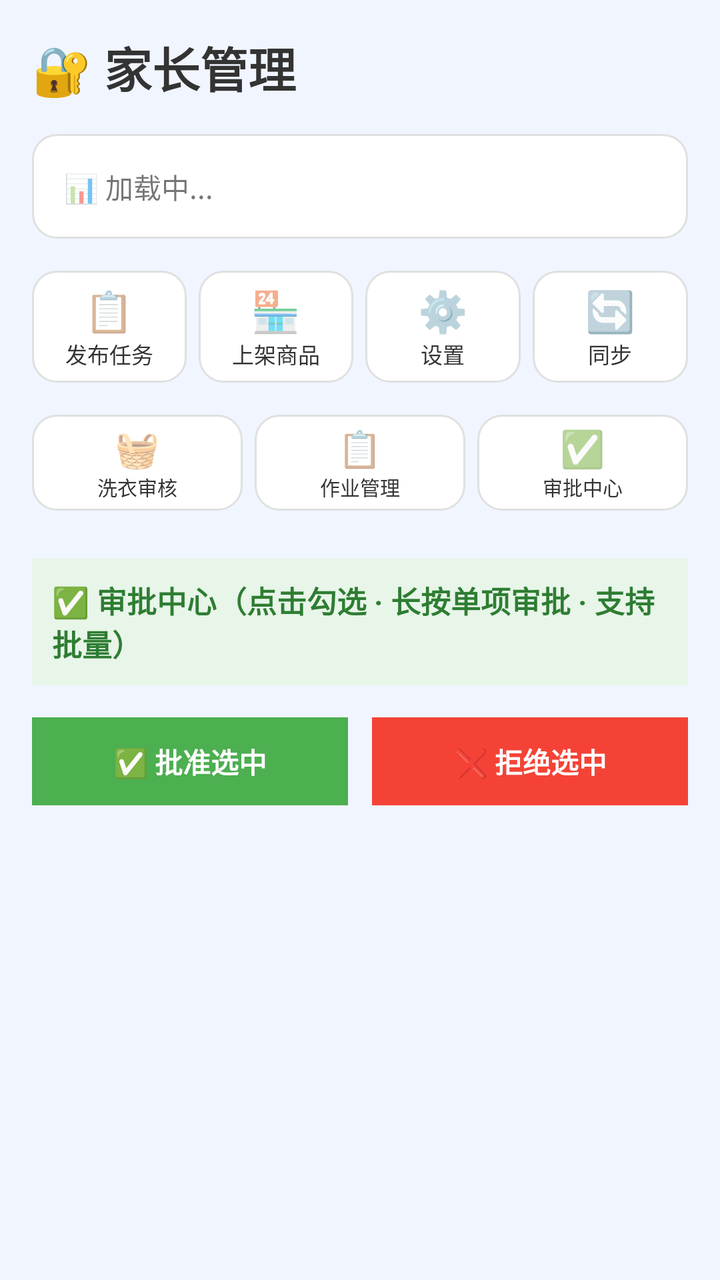
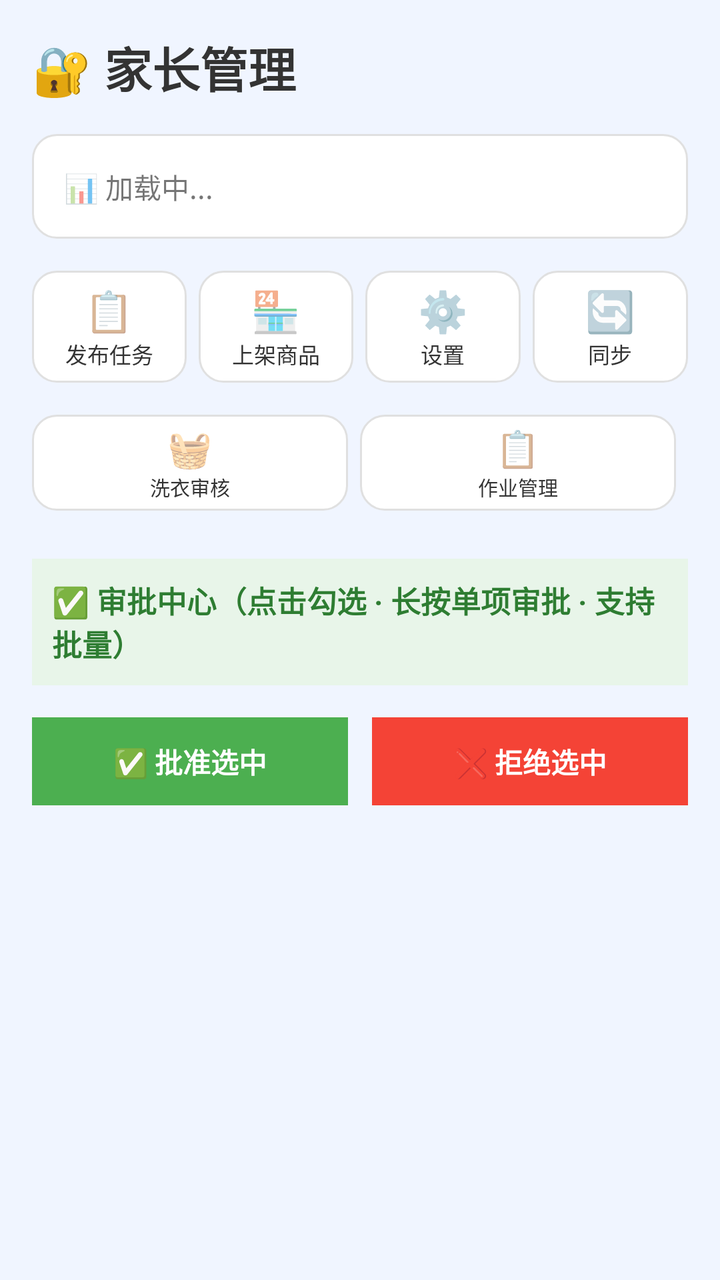

Before-and-after screenshots of an Android layout around one commit, followed by the original layout XML and the change that was made.
<!-- AndroidManifest.xml: activity theme Theme.HabitTracker.Parent -->
<!-- res/layout/activity_parent.xml -->
<?xml version="1.0" encoding="utf-8"?>
<androidx.core.widget.NestedScrollView xmlns:android="http://schemas.android.com/apk/res/android"
    android:layout_width="match_parent"
    android:layout_height="match_parent"
    android:background="@color/background_parent">

    <LinearLayout
        android:layout_width="match_parent"
        android:layout_height="wrap_content"
        android:orientation="vertical"
        android:padding="16dp">

    <TextView
        android:layout_width="wrap_content"
        android:layout_height="wrap_content"
        android:text="🔐 家长管理"
        android:textSize="24sp"
        android:textColor="@color/text_primary"
        android:textStyle="bold"
        android:layout_marginBottom="16dp" />

    
    <TextView
        android:id="@+id/tv_parent_stats"
        android:layout_width="match_parent"
        android:layout_height="wrap_content"
        android:padding="16dp"
        android:background="@drawable/card_background"
        android:text="📊 加载中..."
        android:textSize="14sp"
        android:lineSpacingExtra="4dp"
        android:layout_marginBottom="16dp" />

    
    <LinearLayout
        android:layout_width="match_parent"
        android:layout_height="wrap_content"
        android:orientation="horizontal"
        android:gravity="center"
        android:layout_marginBottom="16dp">

        <LinearLayout
            android:id="@+id/btn_add_task"
            android:layout_width="0dp"
            android:layout_height="56dp"
            android:layout_weight="1"
            android:layout_marginEnd="6dp"
            android:gravity="center"
            android:orientation="vertical"
            android:background="@drawable/card_background"
            android:clickable="true"
            android:focusable="true"
            android:foreground="?attr/selectableItemBackground">

            <TextView
                android:layout_width="wrap_content"
                android:layout_height="wrap_content"
                android:text="📋"
                android:textSize="20sp" />

            <TextView
                android:layout_width="wrap_content"
                android:layout_height="wrap_content"
                android:text="发布任务"
                android:textSize="11sp"
                android:textColor="@color/text_primary" />
        </LinearLayout>

        <LinearLayout
            android:id="@+id/btn_add_shop_item"
            android:layout_width="0dp"
            android:layout_height="56dp"
            android:layout_weight="1"
            android:layout_marginEnd="6dp"
            android:gravity="center"
            android:orientation="vertical"
            android:background="@drawable/card_background"
            android:clickable="true"
            android:focusable="true"
            android:foreground="?attr/selectableItemBackground">

            <TextView
                android:layout_width="wrap_content"
                android:layout_height="wrap_content"
                android:text="🏪"
                android:textSize="20sp" />

            <TextView
                android:layout_width="wrap_content"
                android:layout_height="wrap_content"
                android:text="上架商品"
                android:textSize="11sp"
                android:textColor="@color/text_primary" />
        </LinearLayout>

        <LinearLayout
            android:id="@+id/btn_settings"
            android:layout_width="0dp"
            android:layout_height="56dp"
            android:layout_weight="1"
            android:layout_marginEnd="6dp"
            android:gravity="center"
            android:orientation="vertical"
            android:background="@drawable/card_background"
            android:clickable="true"
            android:focusable="true"
            android:foreground="?attr/selectableItemBackground">

            <TextView
                android:layout_width="wrap_content"
                android:layout_height="wrap_content"
                android:text="⚙️"
                android:textSize="20sp" />

            <TextView
                android:layout_width="wrap_content"
                android:layout_height="wrap_content"
                android:text="设置"
                android:textSize="11sp"
                android:textColor="@color/text_primary" />
        </LinearLayout>

        <LinearLayout
            android:id="@+id/btn_sync"
            android:layout_width="0dp"
            android:layout_height="56dp"
            android:layout_weight="1"
            android:gravity="center"
            android:orientation="vertical"
            android:background="@drawable/card_background"
            android:clickable="true"
            android:focusable="true"
            android:foreground="?attr/selectableItemBackground">

            <TextView
                android:layout_width="wrap_content"
                android:layout_height="wrap_content"
                android:text="🔄"
                android:textSize="20sp" />

            <TextView
                android:layout_width="wrap_content"
                android:layout_height="wrap_content"
                android:text="同步"
                android:textSize="11sp"
                android:textColor="@color/text_primary" />
        </LinearLayout>
    </LinearLayout>

    
    <LinearLayout
        android:layout_width="match_parent"
        android:layout_height="wrap_content"
        android:orientation="horizontal"
        android:gravity="center"
        android:layout_marginBottom="16dp">
        <LinearLayout
            android:id="@+id/btn_laundry_review"
            android:layout_width="0dp"
            android:layout_height="48dp"
            android:layout_weight="1"
            android:layout_marginEnd="6dp"
            android:gravity="center"
            android:orientation="vertical"
            android:background="@drawable/card_background"
            android:clickable="true"
            android:focusable="true"
            android:foreground="?attr/selectableItemBackground">
            <TextView
                android:layout_width="wrap_content"
                android:layout_height="wrap_content"
                android:text="🧺" android:textSize="18sp" />
            <TextView
                android:layout_width="wrap_content"
                android:layout_height="wrap_content"
                android:text="洗衣审核" android:textSize="10sp"
                android:textColor="@color/text_primary" />
        </LinearLayout>
        <LinearLayout
            android:id="@+id/btn_gate_manage"
            android:layout_width="0dp"
            android:layout_height="48dp"
            android:layout_weight="1"
            android:layout_marginEnd="6dp"
            android:gravity="center"
            android:orientation="vertical"
            android:background="@drawable/card_background"
            android:clickable="true"
            android:focusable="true"
            android:foreground="?attr/selectableItemBackground">
            <TextView
                android:layout_width="wrap_content"
                android:layout_height="wrap_content"
                android:text="📋" android:textSize="18sp" />
            <TextView
                android:layout_width="wrap_content"
                android:layout_height="wrap_content"
                android:text="作业管理" android:textSize="10sp"
                android:textColor="@color/text_primary" />
        </LinearLayout>
        <LinearLayout
            android:id="@+id/btn_approval_center"
            android:layout_width="0dp"
            android:layout_height="48dp"
            android:layout_weight="1"
            android:gravity="center"
            android:orientation="vertical"
            android:background="@drawable/card_background"
            android:clickable="true"
            android:focusable="true"
            android:foreground="?attr/selectableItemBackground">
            <TextView
                android:layout_width="wrap_content"
                android:layout_height="wrap_content"
                android:text="✅" android:textSize="18sp" />
            <TextView
                android:layout_width="wrap_content"
                android:layout_height="wrap_content"
                android:text="审批中心" android:textSize="10sp"
                android:textColor="@color/text_primary" />
        </LinearLayout>
    </LinearLayout>

            
    <TextView
        android:id="@+id/tv_hub_title"
        android:layout_width="match_parent"
        android:layout_height="wrap_content"
        android:padding="10dp"
        android:layout_marginTop="8dp"
        android:layout_marginBottom="4dp"
        android:background="#E8F5E9"
        android:text="✅ 审批中心（点击勾选 · 长按单项审批 · 支持批量）"
        android:textSize="15sp"
        android:textStyle="bold"
        android:textColor="#2E7D32" />
    <androidx.recyclerview.widget.RecyclerView
        android:id="@+id/rv_approval_hub"
        android:layout_width="match_parent"
        android:layout_height="wrap_content"
        android:nestedScrollingEnabled="false" />

        <LinearLayout
        android:layout_width="match_parent"
        android:layout_height="wrap_content"
        android:layout_marginTop="12dp"
        android:orientation="horizontal"
        android:gravity="center">
        <TextView
            android:layout_width="0dp"
            android:layout_height="44dp"
            android:layout_weight="1"
            android:layout_marginEnd="6dp"
            android:gravity="center"
            android:background="#4CAF50"
            android:text="✅ 批准选中"
            android:textColor="#FFFFFF"
            android:textSize="14sp"
            android:textStyle="bold"
            android:id="@+id/btn_approve_selected"
            android:clickable="true"
            android:focusable="true"/>
        <TextView
            android:layout_width="0dp"
            android:layout_height="44dp"
            android:layout_weight="1"
            android:layout_marginStart="6dp"
            android:gravity="center"
            android:background="#F44336"
            android:text="❌ 拒绝选中"
            android:textColor="#FFFFFF"
            android:textSize="14sp"
            android:textStyle="bold"
            android:id="@+id/btn_reject_selected"
            android:clickable="true"
            android:focusable="true"/>
    </LinearLayout></LinearLayout>

</androidx.core.widget.NestedScrollView>
<!-- resources referenced by this layout -->
<resources>
  <color name="background_parent">#F0F5FF</color>
  <color name="text_primary">#333333</color>
  <!-- drawable card_background (drawable) -->
  <?xml version="1.0" encoding="utf-8"?>
  <shape xmlns:android="http://schemas.android.com/apk/res/android"
      android:shape="rectangle">
      <solid android:color="@color/white" />
      <corners android:radius="12dp" />
      <stroke android:width="1dp" android:color="#E0E0E0" />
  </shape>
  <style name="Theme.HabitTracker.Parent" parent="Theme.HabitTracker">
          <item name="colorPrimary">@color/parent_blue</item>
          <item name="android:statusBarColor">@color/background_parent</item>
      </style>
  <color name="white">#FFFFFF</color>
  <style name="Theme.HabitTracker" parent="Theme.MaterialComponents.Light.NoActionBar">
          <item name="colorPrimary">@color/child_pink</item>
          <item name="colorPrimaryVariant">@color/child_pink_light</item>
          <item name="colorOnPrimary">@color/white</item>
          <item name="colorSecondary">@color/child_green</item>
          <item name="android:statusBarColor">@color/child_pink_light</item>
      </style>
  <color name="parent_blue">#2196F3</color>
  <color name="child_pink">#FF6B9D</color>
  <color name="child_pink_light">#FFF0F5</color>
  <color name="child_green">#4CAF50</color>
</resources>

<!-- the commit's change to res/layout/activity_parent.xml (unified diff, before → after) -->
@@ -198,28 +198,7 @@
                 android:text="作业管理" android:textSize="10sp"
                 android:textColor="@color/text_primary" />
         </LinearLayout>
-        <LinearLayout
-            android:id="@+id/btn_approval_center"
-            android:layout_width="0dp"
-            android:layout_height="48dp"
-            android:layout_weight="1"
-            android:gravity="center"
-            android:orientation="vertical"
-            android:background="@drawable/card_background"
-            android:clickable="true"
-            android:focusable="true"
-            android:foreground="?attr/selectableItemBackground">
-            <TextView
-                android:layout_width="wrap_content"
-                android:layout_height="wrap_content"
-                android:text="✅" android:textSize="18sp" />
-            <TextView
-                android:layout_width="wrap_content"
-                android:layout_height="wrap_content"
-                android:text="审批中心" android:textSize="10sp"
-                android:textColor="@color/text_primary" />
-        </LinearLayout>
-    </LinearLayout>
+</LinearLayout>
 
             
     <TextView
